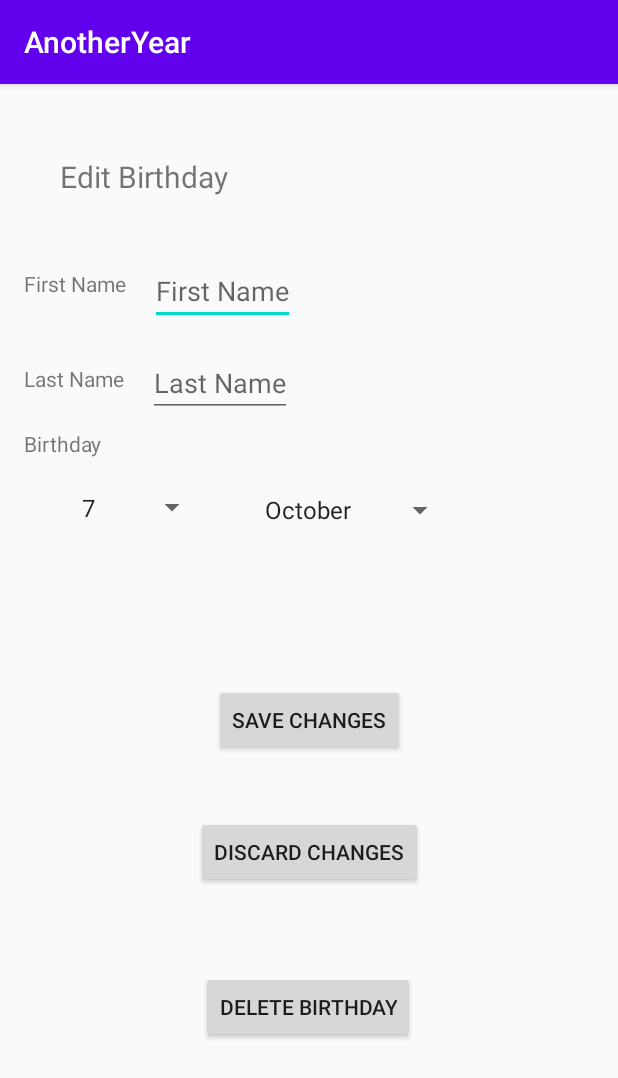
After one commit to mariamedi/AnotherYear, an Android app: the fragment BirthdayDetailFragment shown on its own in the app's theme, on a phone screen of 412 x 824 dp. The commit adds this screen. Shown: the top 1078 px of the screen. Run offline under Robolectric (Android 15) with nearby library versions, the phone set to English and light mode, and no system bars; our stand-ins replace Room's generated code; 1 statement that could not run was skipped.

Commit message:
Completed main BirthdayDetail functionality

```diff
--- a/app/src/main/java/com/anotheryear/Birthday.kt
+++ b/app/src/main/java/com/anotheryear/Birthday.kt
@@ -10,4 +10,4 @@ import java.util.*
  */
 @Entity
 data class Birthday (@PrimaryKey val id: UUID = UUID.randomUUID(),
-                     var firstName: String, var lastName: String, var birthday: Date) : Serializable
+                     var firstName: String = "", var lastName: String = "", var birthday: Date = Date()) : Serializable
--- /dev/null
+++ b/app/src/main/java/com/anotheryear/BirthdayDetailFragment.kt
@@ -0,0 +1,248 @@
+package com.anotheryear
+
+import android.os.Bundle
+import android.text.Editable
+import android.text.TextWatcher
+import android.view.LayoutInflater
+import android.view.View
+import android.view.ViewGroup
+import android.widget.*
+import androidx.core.content.ContentProviderCompat.requireContext
+import androidx.fragment.app.Fragment
+import androidx.lifecycle.Observer
+import androidx.lifecycle.ViewModelProviders
+import java.time.LocalDate
+import java.util.*
+
+private const val ARG_BIRTHDAY_ID = "birthdayId"
+private const val ARG_BIRTHDAY_DATE = "date"
+
+// Days in each month
+private val MONTH_DAYS = listOf(
+    (1..31).toMutableList(),
+    (1..28).toMutableList(),
+    (1..31).toMutableList(),
+    (1..30).toMutableList(),
+    (1..31).toMutableList(),
+    (1..30).toMutableList(),
+    (1..31).toMutableList(),
+    (1..31).toMutableList(),
+    (1..30).toMutableList(),
+    (1..31).toMutableList(),
+    (1..30).toMutableList(),
+    (1..31).toMutableList()
+)
+
+class BirthdayDetailFragment : Fragment() {
+
+    private lateinit var birthday: Birthday
+
+    // Declare view objects
+    private lateinit var firstNameEditText:EditText
+    private lateinit var lastNameEditText: EditText
+    private lateinit var saveButton: Button
+    private lateinit var discardButton: Button
+    private lateinit var deleteButton: Button
+    private lateinit var dayDropDown: Spinner
+    private lateinit var monthDropDown: Spinner
+
+
+    // Declare ViewModel for accessing and saving birthday
+    private val birthdayDetailViewModel: BirthdayDetailViewModel by lazy {
+        ViewModelProviders.of(this).get(BirthdayDetailViewModel::class.java)
+    }
+
+    companion object {
+
+        // Default fragment creation for testing purposes
+        fun newInstance(): BirthdayDetailFragment {
+            return BirthdayDetailFragment()
+        }
+
+        // Fragment creation when the birthday exists
+        fun newInstance(birthdayId: UUID): BirthdayDetailFragment {
+            val args = Bundle().apply {
+                putSerializable(ARG_BIRTHDAY_ID, birthdayId)
+            }
+            return BirthdayDetailFragment().apply {
+                arguments = args
+            }
+        }
+
+        // Fragment creation when user selects date for a new birthday
+        fun newInstance(birthdayDate: Date): BirthdayDetailFragment {
+            val args = Bundle().apply {
+                putSerializable(ARG_BIRTHDAY_DATE, birthdayDate)
+            }
+            return BirthdayDetailFragment().apply {
+                arguments = args
+            }
+        }
+    }
+
+    override fun onCreate(savedInstanceState: Bundle?) {
+        super.onCreate(savedInstanceState)
+        birthday = Birthday()
+
+        val date: Date? = arguments?.getSerializable(ARG_BIRTHDAY_DATE) as Date?
+
+        // If passed a date, initialize birthday object with the date
+        if(date != null){
+            birthday.birthday = date
+        }
+
+        // If passed an id, load birthday from db
+        val id: UUID? = arguments?.getSerializable(ARG_BIRTHDAY_ID) as UUID?
+        if(id != null){
+            birthdayDetailViewModel.loadBirthday(id)
+        }
+    }
+
+    override fun onCreateView(
+        inflater: LayoutInflater,
+        container: ViewGroup?,
+        savedInstanceState: Bundle?
+    ): View? {
+        val view = inflater.inflate(R.layout.fragment_birthday_detail, container, false)
+
+        // Initialize view objects
+        firstNameEditText = view.findViewById(R.id.first_name_edit_text)
+        lastNameEditText = view.findViewById(R.id.last_name_edit_text)
+        dayDropDown = view.findViewById(R.id.day_spinner)
+        monthDropDown = view.findViewById(R.id.month_spinner)
+        saveButton = view.findViewById(R.id.save_button)
+        discardButton = view.findViewById(R.id.discard_button)
+        deleteButton = view.findViewById(R.id.delete_button)
+
+        // Create array adapter for month drop down
+        ArrayAdapter.createFromResource(
+            requireContext(),
+            R.array.Months,
+            android.R.layout.simple_spinner_item
+        ).also { adapter ->
+            adapter.setDropDownViewResource(android.R.layout.simple_spinner_dropdown_item)
+            monthDropDown.adapter = adapter
+        }
+
+        // Month drop down listener
+        monthDropDown.onItemSelectedListener = object :
+            AdapterView.OnItemSelectedListener {
+            override fun onItemSelected(parent: AdapterView<*>,
+                                        view: View, position: Int, id: Long) {
+
+                // Create new adapter to update day drop down with new day range
+                dayDropDown.adapter = ArrayAdapter(requireContext(), android.R.layout.simple_spinner_item,
+                    MONTH_DAYS[position])
+
+                // Since day is reset to 1, set selection for day drop down to original day unless
+                // it is more than the days in that month
+                if(birthday.birthday.date <= MONTH_DAYS[position].size){
+                    birthday.birthday = Date(birthday.birthday.year, position, birthday.birthday.date)
+                    dayDropDown.setSelection(birthday.birthday.date - 1)
+                } else {
+                    birthday.birthday = Date(birthday.birthday.year, position, 1)
+                }
+            }
+
+            override fun onNothingSelected(parent: AdapterView<*>) {
+
+            }
+        }
+
+
+        // Listener for day drop down
+        dayDropDown.onItemSelectedListener = object :
+            AdapterView.OnItemSelectedListener {
+            override fun onItemSelected(parent: AdapterView<*>,
+                                        view: View, position: Int, id: Long) {
+                birthday.birthday = Date(birthday.birthday.year, birthday.birthday.month, position + 1)
+            }
+
+            override fun onNothingSelected(parent: AdapterView<*>) {
+
+            }
+        }
+
+        saveButton.setOnClickListener {
+            birthdayDetailViewModel.saveBirthday(birthday)
+        }
+
+        discardButton.setOnClickListener {
+
+        }
+
+        deleteButton.setOnClickListener {
+            birthdayDetailViewModel.deleteBirthday(birthday.id)
+        }
+
+        updateUI()
+
+        return view
+    }
+
+    override fun onViewCreated(view: View, savedInstanceState: Bundle?) {
+        super.onViewCreated(view, savedInstanceState)
+
+        // Update birthday object with database record if it exists
+        birthdayDetailViewModel.birthdayLiveData.observe(
+            viewLifecycleOwner,
+            Observer { birthday ->
+                birthday?.let {
+                    this.birthday = birthday
+                    updateUI()
+                }
+            })
+    }
+
+    override fun onStart() {
+        super.onStart()
+
+        // Inner class for listening on birthday edit text
+        class nameWatcher (val namePart: String) : TextWatcher {
+
+            override fun beforeTextChanged(
+                sequence: CharSequence?,
+                start: Int,
+                count: Int,
+                after: Int
+            ) {
+
+            }
+
+            override fun onTextChanged(
+                sequence: CharSequence?,
+                start: Int,
+                before: Int,
+                count: Int
+            ) {
+
+                if(namePart == "First"){
+                    birthday.firstName = sequence.toString()
+                }
+                else{
+                    birthday.lastName = sequence.toString()
+                }
+            }
+
+            override fun afterTextChanged(sequence: Editable?) {
+            }
+        }
+
+        val firstNameWatcher = nameWatcher("First")
+        val lastNameWatcher = nameWatcher("Last")
+        firstNameEditText.addTextChangedListener(firstNameWatcher)
+        lastNameEditText.addTextChangedListener(lastNameWatcher)
+
+
+    }
+
+    /**
+     * Update name and date UI elements
+     */
+    private fun updateUI(){
+        firstNameEditText.setText(birthday.firstName)
+        lastNameEditText.setText(birthday.lastName)
+        monthDropDown.setSelection(birthday.birthday.month)
+        dayDropDown.setSelection(birthday.birthday.date - 1)
+    }
+}
--- a/app/src/main/java/com/anotheryear/BirthdayDetailViewModel.kt
+++ b/app/src/main/java/com/anotheryear/BirthdayDetailViewModel.kt
@@ -33,6 +33,18 @@ class BirthdayDetailViewModel: ViewModel() {
      */
     fun saveBirthday(birthday: Birthday) {
         Log.d(TAG, "saveBirthday() called")
-        birthdayRepository.updateBirthday(birthday)
+        if(birthdayLiveData.value == null){
+            birthdayRepository.addBirthday(birthday)
+        } else {
+            birthdayRepository.updateBirthday(birthday)
+        }
+    }
+
+    /**
+     * Function that deletes a birthday based on the inputted UUID
+     */
+    fun deleteBirthday(birthdayID: UUID) {
+        Log.d(TAG, "deleteBirthday() called")
+        birthdayRepository.deleteBirthday(birthdayID)
     }
 }
--- a/app/src/main/java/com/anotheryear/BirthdayRepository.kt
+++ b/app/src/main/java/com/anotheryear/BirthdayRepository.kt
@@ -57,6 +57,16 @@ class BirthdayRepository private constructor(context: Context) {
         }
     }
 
+    /**
+     * Deletes a birthday from the database based on the given UUID
+     */
+    fun deleteBirthday(id: UUID) {
+        Log.d(TAG, "deleteBirthday() called")
+        executor.execute {
+            birthdayDao.deleteBirthday(id)
+        }
+    }
+
 
     /**
      * Companion object that creates the Singleton Instance and holds its getter function
--- a/app/src/main/java/database/BirthdayDao.kt
+++ b/app/src/main/java/database/BirthdayDao.kt
@@ -1,10 +1,7 @@
 package database
 
 import androidx.lifecycle.LiveData
-import androidx.room.Dao
-import androidx.room.Insert
-import androidx.room.Query
-import androidx.room.Update
+import androidx.room.*
 import com.anotheryear.Birthday
 import java.util.*
 
@@ -37,4 +34,10 @@ interface BirthdayDao {
      */
     @Insert
     fun addBirthday(birthday: Birthday)
+
+    /**
+     * Delete a birthday in the db based on its UUID
+     */
+    @Query("DELETE FROM birthday WHERE id=(:id)")
+    fun deleteBirthday(id: UUID)
 }
--- /dev/null
+++ b/app/src/main/res/layout/fragment_birthday_detail.xml
@@ -0,0 +1,131 @@
+<?xml version="1.0" encoding="utf-8"?>
+<androidx.constraintlayout.widget.ConstraintLayout xmlns:android="http://schemas.android.com/apk/res/android"
+    xmlns:app="http://schemas.android.com/apk/res-auto"
+    xmlns:tools="http://schemas.android.com/tools"
+    android:layout_width="match_parent"
+    android:layout_height="match_parent">
+
+
+    <TextView
+        android:id="@+id/edit_text_view"
+        android:layout_width="wrap_content"
+        android:layout_height="wrap_content"
+        android:layout_marginStart="16dp"
+        android:layout_marginLeft="16dp"
+        android:layout_marginTop="24dp"
+        android:padding="24sp"
+        android:text="@string/edit_birthday"
+        android:textSize="20sp"
+        app:layout_constraintStart_toStartOf="parent"
+        app:layout_constraintTop_toTopOf="parent" />
+
+    <TextView
+        android:id="@+id/first_name_text_view"
+        android:layout_width="wrap_content"
+        android:layout_height="wrap_content"
+        android:layout_marginStart="16dp"
+        android:layout_marginLeft="16dp"
+        android:layout_marginTop="24dp"
+        android:text="@string/birthday_first_name"
+        app:layout_constraintStart_toStartOf="parent"
+        app:layout_constraintTop_toBottomOf="@+id/edit_text_view" />
+
+    <EditText
+        android:id="@+id/first_name_edit_text"
+        android:layout_width="0dp"
+        android:layout_height="wrap_content"
+        android:layout_marginStart="16dp"
+        android:layout_marginLeft="16dp"
+        android:layout_marginTop="16dp"
+        android:hint="@string/birthday_first_name"
+        app:layout_constraintStart_toEndOf="@+id/first_name_text_view"
+        app:layout_constraintTop_toBottomOf="@+id/edit_text_view" />
+
+    <TextView
+        android:id="@+id/last_name_text_view"
+        android:layout_width="wrap_content"
+        android:layout_height="wrap_content"
+        android:layout_marginStart="16dp"
+        android:layout_marginLeft="16dp"
+        android:layout_marginTop="44dp"
+        android:text="@string/birthday_last_name"
+        app:layout_constraintStart_toStartOf="parent"
+        app:layout_constraintTop_toBottomOf="@+id/first_name_text_view" />
+
+    <EditText
+        android:id="@+id/last_name_edit_text"
+        android:layout_width="0dp"
+        android:layout_height="wrap_content"
+        android:layout_marginStart="16dp"
+        android:layout_marginLeft="16dp"
+        android:layout_marginTop="16dp"
+        android:hint="@string/birthday_last_name"
+        app:layout_constraintStart_toEndOf="@+id/last_name_text_view"
+        app:layout_constraintTop_toBottomOf="@+id/first_name_edit_text" />
+
+    <TextView
+        android:id="@+id/birthday_text_view"
+        android:layout_width="wrap_content"
+        android:layout_height="wrap_content"
+        android:layout_marginStart="16dp"
+        android:layout_marginLeft="16dp"
+        android:layout_marginTop="24dp"
+        android:text="@string/birthday"
+        app:layout_constraintStart_toStartOf="parent"
+        app:layout_constraintTop_toBottomOf="@+id/last_name_text_view" />
+
+    <Spinner
+        android:id="@+id/day_spinner"
+        android:layout_width="92dp"
+        android:layout_height="34dp"
+        android:layout_marginStart="16dp"
+        android:layout_marginLeft="16dp"
+        android:layout_marginTop="16dp"
+        app:layout_constraintEnd_toStartOf="@+id/month_spinner"
+        app:layout_constraintStart_toStartOf="parent"
+        app:layout_constraintTop_toBottomOf="@+id/birthday_text_view" />
+
+    <Spinner
+        android:id="@+id/month_spinner"
+        android:layout_width="135dp"
+        android:layout_height="36dp"
+        android:layout_marginTop="44dp"
+        android:layout_marginEnd="108dp"
+        android:layout_marginRight="108dp"
+        app:layout_constraintEnd_toEndOf="parent"
+        app:layout_constraintTop_toBottomOf="@+id/last_name_edit_text" />
+
+    <Button
+        android:id="@+id/save_button"
+        android:layout_width="wrap_content"
+        android:layout_height="wrap_content"
+        android:layout_marginTop="400dp"
+        android:text="@string/save_button"
+        app:layout_constraintEnd_toEndOf="parent"
+        app:layout_constraintStart_toStartOf="parent"
+        app:layout_constraintTop_toTopOf="parent" />
+
+    <Button
+        android:id="@+id/discard_button"
+        android:layout_width="wrap_content"
+        android:layout_height="wrap_content"
+        android:layout_marginTop="40dp"
+        android:text="@string/discard_button"
+        app:layout_constraintEnd_toEndOf="parent"
+        app:layout_constraintStart_toStartOf="parent"
+        app:layout_constraintTop_toBottomOf="@+id/save_button" />
+
+    <Button
+        android:id="@+id/delete_button"
+        android:layout_width="wrap_content"
+        android:layout_height="wrap_content"
+        android:text="@string/delete_button"
+        app:layout_constraintBottom_toBottomOf="parent"
+        app:layout_constraintEnd_toEndOf="parent"
+        app:layout_constraintHorizontal_bias="0.498"
+        app:layout_constraintStart_toStartOf="parent"
+        app:layout_constraintTop_toBottomOf="@+id/discard_button"
+        app:layout_constraintVertical_bias="0.3" />
+
+
+</androidx.constraintlayout.widget.ConstraintLayout>
--- a/app/src/main/res/values/strings.xml
+++ b/app/src/main/res/values/strings.xml
@@ -1,3 +1,25 @@
 <resources>
     <string name="app_name">AnotherYear</string>
+    <string-array name="Months">
+        <item>January</item>
+        <item>February</item>
+        <item>March</item>
+        <item>April</item>
+        <item>May</item>
+        <item>June</item>
+        <item>July</item>
+        <item>August</item>
+        <item>September</item>
+        <item>October</item>
+        <item>November</item>
+        <item>December</item>
+    </string-array>
+    <string name="edit_birthday">Edit Birthday</string>
+    <string name="birthday_first_name">First Name</string>
+    <string name="birthday_last_name">Last Name</string>
+    <string name="birthday">Birthday</string>
+    <string name="save_button">Save Changes</string>
+    <string name="discard_button">Discard Changes</string>
+    <string name="delete_button">Delete Birthday</string>
+
 </resources>
```
